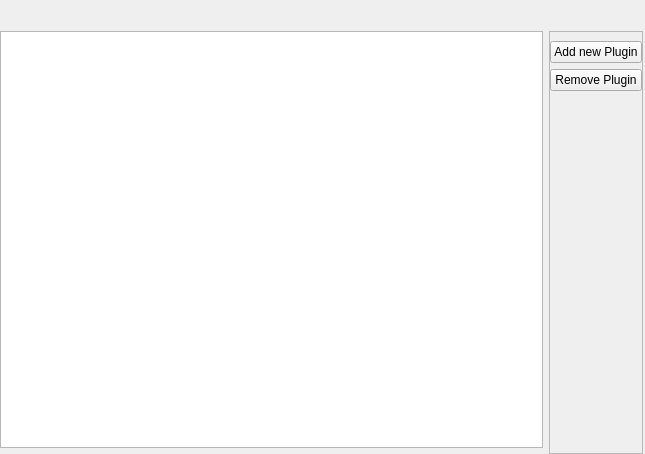
First picture: the form in src/conan_app_launcher/ui/views/plugins_manager/plugins.ui, repository goszpeti/conan_explorer, before the edit.
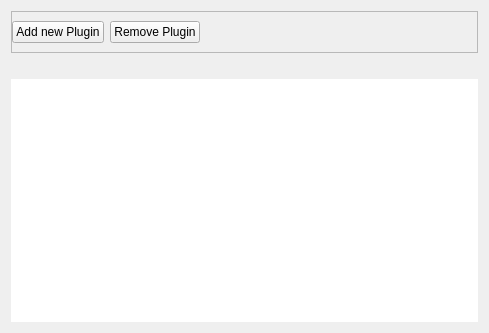
Second picture: the form after the edit. Icons and pictures are not drawn.

Commit message: Rework plugin manager layout

What changed in the file:
```diff
--- a/src/conan_app_launcher/ui/views/plugins_manager/plugins.ui
+++ b/src/conan_app_launcher/ui/views/plugins_manager/plugins.ui
@@ -6,24 +6,15 @@
    <rect>
     <x>0</x>
     <y>0</y>
-    <width>645</width>
-    <height>454</height>
+    <width>489</width>
+    <height>333</height>
    </rect>
   </property>
   <property name="windowTitle">
    <string>Form</string>
   </property>
-  <layout class="QGridLayout" name="gridLayout">
-   <property name="leftMargin">
-    <number>0</number>
-   </property>
-   <property name="rightMargin">
-    <number>2</number>
-   </property>
-   <property name="bottomMargin">
-    <number>0</number>
-   </property>
-   <item row="1" column="1" rowspan="2">
+  <layout class="QVBoxLayout" name="verticalLayout">
+   <item>
     <widget class="QFrame" name="buttons_frame">
      <property name="frameShape">
       <enum>QFrame::StyledPanel</enum>
@@ -31,7 +22,7 @@
      <property name="frameShadow">
       <enum>QFrame::Raised</enum>
      </property>
-     <layout class="QVBoxLayout" name="verticalLayout">
+     <layout class="QHBoxLayout" name="horizontalLayout">
       <property name="leftMargin">
        <number>0</number>
       </property>
@@ -63,14 +54,14 @@
        </widget>
       </item>
       <item>
-       <spacer name="vertical_spacer">
+       <spacer name="horizontalSpacer">
         <property name="orientation">
-         <enum>Qt::Vertical</enum>
+         <enum>Qt::Horizontal</enum>
         </property>
         <property name="sizeHint" stdset="0">
          <size>
-          <width>20</width>
-          <height>40</height>
+          <width>40</width>
+          <height>20</height>
          </size>
         </property>
        </spacer>
@@ -78,16 +69,20 @@
      </layout>
     </widget>
    </item>
-   <item row="1" column="0">
-    <widget class="QTreeView" name="plugins_tree_view"/>
-   </item>
-   <item row="0" column="0">
+   <item>
     <widget class="QLabel" name="path_label">
      <property name="text">
       <string/>
      </property>
     </widget>
    </item>
+   <item>
+    <widget class="QTreeView" name="plugins_tree_view">
+     <property name="frameShape">
+      <enum>QFrame::NoFrame</enum>
+     </property>
+    </widget>
+   </item>
   </layout>
  </widget>
  <resources/>
```
The commit also changes 1 other file.
